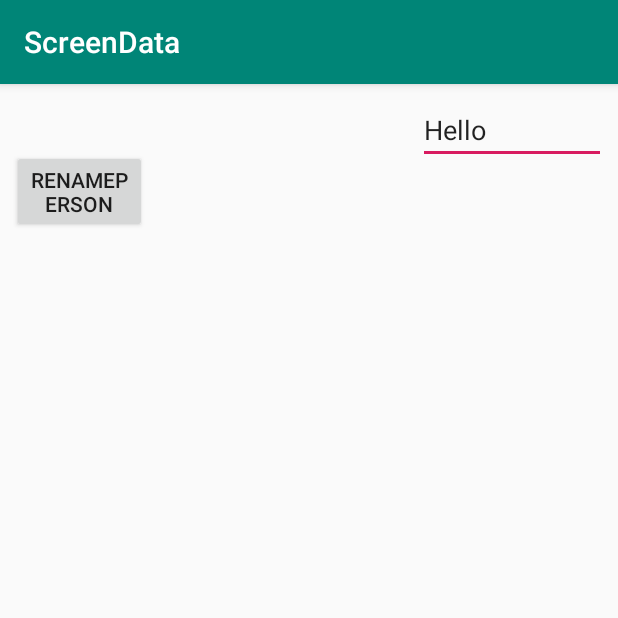
After one commit to oddshou/oddsUtils, an Android app: the DataBindingActivity screen opened directly, with no data from a screen before it, on a phone screen of 412 x 824 dp, the top half of it. The commit adds this screen. Run offline under Robolectric (Android 15) with nearby library versions, the light colour scheme and no system bars; our stand-ins replace data binding; 2 statements that could not run were skipped.

Commit message:
添加一个databinding的实例

```diff
--- a/app/build.gradle
+++ b/app/build.gradle
@@ -16,6 +16,10 @@ android {
             proguardFiles getDefaultProguardFile('proguard-android.txt'), 'proguard-rules.pro'
         }
     }
+
+    dataBinding {
+        enabled = true
+    }
 }
 
 dependencies {
--- a/app/src/main/AndroidManifest.xml
+++ b/app/src/main/AndroidManifest.xml
@@ -21,7 +21,8 @@
             android:launchMode="singleTask" />
         <activity android:name=".CActivity" />
         <activity android:name=".RxActivity" />
-        <activity android:name=".ThreadActivity"></activity>
+        <activity android:name=".ThreadActivity" />
+        <activity android:name=".DataBindingActivity"></activity>
     </application>
 
 </manifest>
--- /dev/null
+++ b/app/src/main/java/com/example/odds/screendata/DataBindingActivity.java
@@ -0,0 +1,84 @@
+package com.example.odds.screendata;
+
+import android.databinding.DataBindingUtil;
+import android.databinding.Observable;
+import android.support.v7.app.AppCompatActivity;
+import android.os.Bundle;
+import android.text.Editable;
+import android.text.TextWatcher;
+import android.util.Log;
+import android.view.View;
+
+import com.example.odds.screendata.databinding.ActivityDataBindingBinding;
+
+public class DataBindingActivity extends AppCompatActivity {
+    String TAG = getClass().getName();
+    Person person = new Person();
+    ActivityDataBindingBinding binding;
+    int current = 1000;
+
+    @Override
+    protected void onCreate(Bundle savedInstanceState) {
+
+
+        super.onCreate(savedInstanceState);
+//        ActivityDataBindingBinding viewDataBinding = DataBindingUtil.setContentView(this,
+//                R.layout.activity_data_binding);
+//
+         binding = DataBindingUtil.setContentView(
+                this, R.layout.activity_data_binding
+        );
+        person.setName("wang");
+        binding.setVariable(BR.vm, person);
+
+        person.addOnPropertyChangedCallback(new Observable.OnPropertyChangedCallback() {
+            @Override
+            public void onPropertyChanged(Observable sender, int propertyId) {
+                Log.i(TAG, sender + "  --  " + propertyId);
+//                Log.i(TAG, person.toString());
+            }
+        });
+
+        binding.editName.addTextChangedListener(new TextWatcher() {
+            @Override
+            public void beforeTextChanged(CharSequence s, int start, int count, int after) {
+
+            }
+
+            @Override
+            public void onTextChanged(CharSequence s, int start, int before, int count) {
+                Log.i(TAG, s.toString());
+                person.setName(s.toString());
+
+            }
+
+            @Override
+            public void afterTextChanged(Editable s) {
+
+            }
+        });
+
+
+    }
+
+
+    public void reNamePerson(View view) {
+        new Thread(new Runnable() {
+            @Override
+            public void run() {
+                while (true) {
+                    try {
+                        Thread.sleep(3000);
+                    } catch (InterruptedException e) {
+                        e.printStackTrace();
+                    }
+                    current += 1000;
+                    person.setName(String.valueOf(current));
+                    Log.i(TAG, "update name " + current);
+                }
+
+            }
+        }).start();
+
+    }
+}
--- a/app/src/main/java/com/example/odds/screendata/MainActivity.java
+++ b/app/src/main/java/com/example/odds/screendata/MainActivity.java
@@ -73,4 +73,8 @@ public class MainActivity extends AppCompatActivity {
     public void toThreadActivity(View view) {
         startActivity(new Intent(this, ThreadActivity.class));
     }
+
+    public void toDataBinding(View view) {
+        startActivity(new Intent(this, DataBindingActivity.class));
+    }
 }
--- /dev/null
+++ b/app/src/main/java/com/example/odds/screendata/Person.java
@@ -0,0 +1,34 @@
+package com.example.odds.screendata;
+
+
+import android.databinding.BaseObservable;
+import android.databinding.Bindable;
+
+import com.example.odds.screendata.BR;
+
+public class Person extends BaseObservable {
+
+    @Bindable
+    public String getName() {
+        return name;
+    }
+
+    public void setName(String name) {
+        this.name = name;
+        notifyPropertyChanged(BR.name);
+    }
+
+    public boolean isChange() {
+        return change;
+    }
+    @Bindable
+    public void setChange(boolean change) {
+        this.change = change;
+        notifyPropertyChanged(BR.change);
+    }
+
+    private String name;
+
+    private boolean change;
+
+}
--- /dev/null
+++ b/app/src/main/res/layout/activity_data_binding.xml
@@ -0,0 +1,50 @@
+<?xml version="1.0" encoding="utf-8"?>
+<layout xmlns:app="http://schemas.android.com/apk/res-auto"
+    xmlns:tools="http://schemas.android.com/tools"
+    xmlns:android="http://schemas.android.com/apk/res/android">
+    <data>
+        <variable
+            name="vm"
+            type="com.example.odds.screendata.Person"/>
+    </data>
+
+    <android.support.constraint.ConstraintLayout
+        android:layout_width="match_parent"
+        android:layout_height="match_parent"
+        tools:context=".DataBindingActivity">
+
+        <TextView
+            android:id="@+id/textViewName"
+            android:layout_width="120dp"
+            android:layout_height="36dp"
+            android:layout_marginStart="8dp"
+            android:layout_marginLeft="8dp"
+            android:layout_marginTop="8dp"
+            android:text="@{vm.getName}"
+            app:layout_constraintStart_toStartOf="parent"
+            app:layout_constraintTop_toTopOf="parent" />
+
+        <EditText
+            android:id="@+id/editName"
+            android:layout_width="125dp"
+            android:layout_height="wrap_content"
+            android:layout_marginTop="8dp"
+            android:layout_marginEnd="8dp"
+            android:layout_marginRight="8dp"
+            android:text="Hello"
+            app:layout_constraintEnd_toEndOf="parent"
+            app:layout_constraintTop_toTopOf="parent" />
+
+        <Button
+            android:id="@+id/button9"
+            android:layout_width="90dp"
+            android:layout_height="wrap_content"
+            android:layout_marginStart="8dp"
+            android:layout_marginLeft="8dp"
+            android:text="reNamePerson"
+            android:onClick="reNamePerson"
+            app:layout_constraintStart_toStartOf="parent"
+            app:layout_constraintTop_toBottomOf="@+id/textViewName" />
+    </android.support.constraint.ConstraintLayout>
+
+</layout>
--- a/build.gradle
+++ b/build.gradle
@@ -7,7 +7,7 @@ buildscript {
         jcenter()
     }
     dependencies {
-        classpath 'com.android.tools.build:gradle:3.2.0-rc03'
+        classpath 'com.android.tools.build:gradle:3.2.0'
 
 
         // NOTE: Do not place your application dependencies here; they belong
```
Also changed, not shown: app/src/main/res/layout/activity_main.xml (+13 -0 lines).
